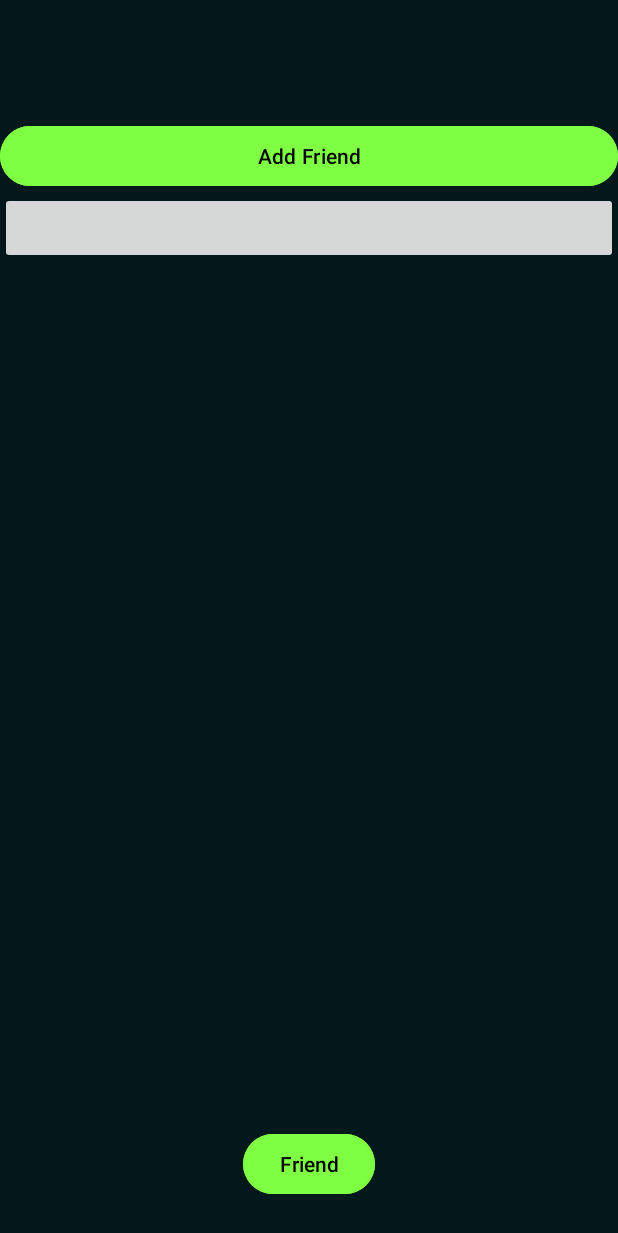
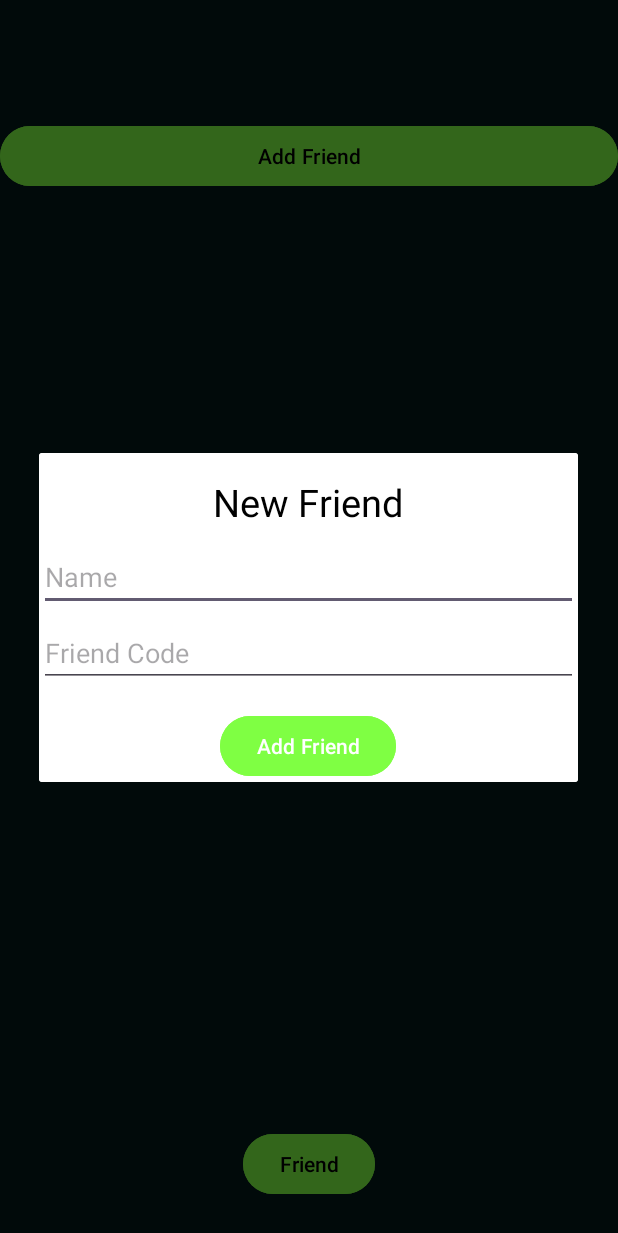
Before and after one commit to KamixGithub/FindMeApp, an Android app: the fragment FriendlistView placed in its activity, after a tap on "Add Friend", on a phone screen of 412 x 824 dp. Shown: the top 1233 px of the screen. Run offline under Robolectric (Android 15) with nearby library versions, the phone set to English and light mode, and no system bars; 3 statements that could not run were skipped.

Commit message:
YOU CAN ADD FRIENDS NOW LOL

```diff
--- a/app/src/main/java/com/example/findme/control/LocationController.java
+++ b/app/src/main/java/com/example/findme/control/LocationController.java
@@ -32,7 +32,7 @@ public class LocationController implements LocationListener {
             if (lastKnownLocation!= null) {
                 deviceModel.setLatitude(lastKnownLocation.getLatitude());
                 deviceModel.setLongitude(lastKnownLocation.getLongitude());
-                activity.compassView.updateCoordinatesDisplay(String.format("Latitude: %s° \nLongitude: %s°",deviceModel.getLatitude(),deviceModel.getLongitude()));
+                activity.getCompassView().updateCoordinatesDisplay(String.format("Latitude: %s° \nLongitude: %s°",deviceModel.getLatitude(),deviceModel.getLongitude()));
             }else{
                 //TODO
             }
@@ -44,7 +44,7 @@ public class LocationController implements LocationListener {
     public void onLocationChanged(@NonNull Location location) {
         deviceModel.setLatitude(location.getLatitude());
         deviceModel.setLongitude(location.getLongitude());
-        activity.compassView.updateCoordinatesDisplay(String.format("Latitude: %s° \nLongitude: %s°",deviceModel.getLatitude(),deviceModel.getLongitude()));
+        activity.getCompassView().updateCoordinatesDisplay(String.format("Latitude: %s° \nLongitude: %s°",deviceModel.getLatitude(),deviceModel.getLongitude()));
     }
 
     public double calculateBearing( double lat2, double lon2) {
--- a/app/src/main/java/com/example/findme/control/SensorController.java
+++ b/app/src/main/java/com/example/findme/control/SensorController.java
@@ -40,7 +40,7 @@ public class SensorController implements SensorEventListener {
             SensorManager.getRotationMatrixFromVector(deviceModel.getrMat(), event.values);
             deviceModel.setmAzimuth((float) Math.toDegrees(SensorManager.getOrientation(deviceModel.getrMat(), deviceModel.getOrientation())[0]));
         }
-        activity.compassView.updateArrowRotation(deviceModel.getmAzimuth());
+        activity.getCompassView().updateArrowRotation(deviceModel.getmAzimuth());
     }
 
     @Override
--- a/app/src/main/java/com/example/findme/model/UserModel.java
+++ b/app/src/main/java/com/example/findme/model/UserModel.java
@@ -4,9 +4,12 @@ public class UserModel {
     private String name;
     private int friendcode;
 
+    double[] location;
+
     public UserModel(String name, int friendcode) {
         this.name = name;
         this.friendcode = friendcode;
+        this.location = new double[]{0.0, 0.0};
     }
 
     public String getName() {
@@ -21,7 +24,7 @@ public class UserModel {
         return friendcode;
     }
 
-    public void setFriendcode(int friendcode) {
-        this.friendcode = friendcode;
+    public void setLocation(double[] location) {
+        this.location = location;
     }
 }
--- a/app/src/main/java/com/example/findme/view/CompassView.java
+++ b/app/src/main/java/com/example/findme/view/CompassView.java
@@ -16,6 +16,8 @@ import com.example.findme.R;
 import com.example.findme.control.LocationController;
 import com.example.findme.control.SensorController;
 
+import java.util.Objects;
+
 public class CompassView extends Fragment {
     private ImageView arrowIMG;
     private TextView coordsText;
@@ -23,9 +25,11 @@ public class CompassView extends Fragment {
     SensorController sensorController;
     LocationController locationController;
 
-    MainActivity mainActivity;
+    private double[] findMe_cords;
 
-    private final double[] FINDEME_COORDS = {52.417662, 13.413297};
+    public CompassView (){
+        findMe_cords = new double[]{0.0, 0.0};
+    }
 
     @Override
     public void onCreate(@Nullable Bundle savedInstanceState) {
@@ -43,8 +47,8 @@ public class CompassView extends Fragment {
 
         View view = inflater.inflate(R.layout.fragment_compass_view, container, false);
 
-        locationController = new LocationController((MainActivity) getActivity());
-        sensorController = new SensorController((MainActivity) getActivity());
+        locationController = new LocationController((MainActivity) requireActivity());
+        sensorController = new SensorController((MainActivity) requireActivity());
 
         arrowIMG = view.findViewById(R.id.arrowIMG);
         coordsText = view.findViewById(R.id.coordsText);
@@ -52,11 +56,14 @@ public class CompassView extends Fragment {
     }
 
     public void updateArrowRotation(double rotation){
-       if(arrowIMG != null) arrowIMG.setRotation((float) (locationController.calculateBearing(FINDEME_COORDS[0],FINDEME_COORDS[1]) - rotation));
+       if(arrowIMG != null) arrowIMG.setRotation((float) (locationController.calculateBearing(findMe_cords[0],findMe_cords[1]) - rotation));
     }
 
     public  void updateCoordinatesDisplay(String coords){
         if(coordsText != null) coordsText.setText(coords);
     }
 
+    public void setFindMe_cords(double[] findMe_cords) {
+        this.findMe_cords = findMe_cords;
+    }
 }
--- a/app/src/main/java/com/example/findme/view/FriendlistView.java
+++ b/app/src/main/java/com/example/findme/view/FriendlistView.java
@@ -1,30 +1,46 @@
 package com.example.findme.view;
 
+import android.annotation.SuppressLint;
+import android.app.AlertDialog;
+import android.graphics.Color;
 import android.os.Bundle;
 
+import androidx.core.content.ContextCompat;
+import androidx.core.view.KeyEventDispatcher;
 import androidx.fragment.app.Fragment;
 
 import android.view.LayoutInflater;
 import android.view.View;
 import android.view.ViewGroup;
 import android.widget.Button;
+import android.widget.EditText;
 import android.widget.LinearLayout;
+import android.widget.Space;
+import android.widget.Toast;
 
 import com.example.findme.R;
+import com.example.findme.control.StorageController;
+import com.example.findme.model.UserModel;
+
+import org.intellij.lang.annotations.Identifier;
+
+import java.util.ArrayList;
+import java.util.HashMap;
+import java.util.List;
+import java.util.Objects;
 
 public class FriendlistView extends Fragment {
 
 
     View view;
 
-    Button addButton;
+    Button showAddFriend;
+    LinearLayout list;
 
-    int count;
-
+    StorageController storageController;
 
 
     public FriendlistView() {
-        // Required empty public constructor
     }
 
     @Override
@@ -37,27 +53,92 @@ public class FriendlistView extends Fragment {
     public View onCreateView(LayoutInflater inflater, ViewGroup container,
                              Bundle savedInstanceState) {
         // Inflate the layout for this fragment
-        view =inflater.inflate(R.layout.fragment_friendlist_view, container, false);
-
-        addButton = view.findViewById(R.id.buttonAddFriend);
-        addButton.setOnClickListener(new View.OnClickListener() {
+        view = inflater.inflate(R.layout.fragment_friendlist_view, container, false);
+        list = view.findViewById(R.id.linearLayoutFriends);
+        showAddFriend = view.findViewById(R.id.buttonShowAddFriend);
+        showAddFriend.setOnClickListener(new View.OnClickListener() {
             @Override
             public void onClick(View v) {
-                buttonAdder();
+                AlertDialog.Builder mBuilder = new AlertDialog.Builder(getActivity());
+                View mView = getLayoutInflater().inflate(R.layout.dialog_addfriend, null);
+                EditText mName = mView.findViewById(R.id.etName);
+                EditText mFriendCode = mView.findViewById(R.id.etFriendCode);
+                Button mAddFriend = mView.findViewById(R.id.buttonAddFriend);
+
+                mBuilder.setView(mView);
+                AlertDialog dialog = mBuilder.create();
+
+                mAddFriend.setOnClickListener(new View.OnClickListener() {
+                    @Override
+                    public void onClick(View v) {
+
+                        if (!mName.getText().toString().isEmpty() && !mFriendCode.getText().toString().isEmpty()) {
+
+                            String name = mName.getText().toString();
+                            int friendCode = Integer.parseInt(mFriendCode.getText().toString());
+
+                            if (storageController.getUser(friendCode) == null) {
+                                storageController.addFriend(new UserModel(name, friendCode));
+                                RefreshList();
+                                Toast.makeText(getActivity(), "Friend Added", Toast.LENGTH_SHORT).show();
+                                dialog.dismiss();
+                            } else {
+                                Toast.makeText(getActivity(), "Friend with this Code already exists", Toast.LENGTH_SHORT).show();
+                            }
+
+                        } else {
+                            Toast.makeText(getActivity(), "Please fill any empty fields", Toast.LENGTH_SHORT).show();
+                        }
+
+                    }
+                });
+
+                dialog.show();
+
             }
         });
 
-
+        RefreshList();
         return view;
     }
 
-    private void buttonAdder() {
-        Button btn = new Button(view.getContext());
-        btn.setId(Integer.parseInt(String.valueOf(count)));
-        count++;
-        LinearLayout layout = view.findViewById(R.id.linearLayoutFriends);
-        layout.addView(btn);
+
+    private void RefreshList() {
+        HashMap<Integer, UserModel> userList = storageController.getUserList();
+
+        for (UserModel value : userList.values()) {
+            if (!btnExit(value.getFriendcode())) {
+                Button btn = new Button(view.getContext());
+                btn.setText(value.getName());
+                btn.setId(value.getFriendcode());
+                btn.setBackgroundColor(Color.DKGRAY);
+                LinearLayout.LayoutParams params = new LinearLayout.LayoutParams(
+                        ViewGroup.LayoutParams.MATCH_PARENT,
+                        ViewGroup.LayoutParams.WRAP_CONTENT
+                );
+                params.setMargins(0, 0, 0, 0);
+
+                btn.setOnClickListener(new View.OnClickListener() {
+                    @Override
+                    public void onClick(View v) {
+
+                    }
+                });
+
+                list.addView(btn);
+            }
+        }
+
     }
 
+    private boolean btnExit(int id) {
+        for (int i = 1; i < list.getChildCount(); i++) {
+            if (id == list.getChildAt(i).getId()) return true;
+        }
+        return false;
+    }
 
+    public void setStorageController(StorageController storageController) {
+        this.storageController = storageController;
+    }
 }
--- a/app/src/main/java/com/example/findme/view/MainActivity.java
+++ b/app/src/main/java/com/example/findme/view/MainActivity.java
@@ -19,14 +19,21 @@ import android.widget.TextView;
 import com.example.findme.control.LocationController;
 import com.example.findme.R;
 import com.example.findme.control.SensorController;
+import com.example.findme.control.StorageController;
+import com.example.findme.model.LocationModel;
+import com.example.findme.model.UserModel;
 
 
 public class MainActivity extends AppCompatActivity{
 
 
-     public FriendlistView friendlistView;
-    public CompassView compassView;
+     private FriendlistView friendlistView;
+    private CompassView compassView;
+
+    private StorageController storageController;
     FragmentManager fragmentManager;
+
+    LocationModel focusLocation;
 
     boolean compassviewActive = true;
 
@@ -40,6 +47,9 @@ public class MainActivity extends AppCompatActivity{
 
         compassView = new CompassView();
         friendlistView = new FriendlistView();
+        storageController = new StorageController();
+
+        friendlistView.setStorageController(storageController);
 
         navButton = findViewById(R.id.buttonFriend);
 
@@ -84,5 +94,11 @@ public class MainActivity extends AppCompatActivity{
 
     }
 
+    public CompassView getCompassView() {
+        return compassView;
+    }
 
+    public StorageController getStorageController (){
+        return storageController;
+    }
 }
--- /dev/null
+++ b/app/src/main/res/layout/dialog_addfriend.xml
@@ -0,0 +1,52 @@
+<?xml version="1.0" encoding="utf-8"?>
+<LinearLayout xmlns:android="http://schemas.android.com/apk/res/android"
+    android:layout_width="match_parent"
+    android:layout_height="match_parent"
+    android:orientation="vertical"
+    android:background="@color/white">
+
+
+    <TextView
+        android:id="@+id/NewFriend"
+        android:layout_width="wrap_content"
+        android:layout_height="wrap_content"
+        android:layout_gravity="center"
+        android:text="@string/new_friend"
+        android:textSize="25sp"
+        android:layout_marginTop="15dp"
+        android:textColor="@color/black"/>
+
+    <EditText
+        android:id="@+id/etName"
+        android:layout_width="match_parent"
+        android:layout_height="wrap_content"
+        android:ems="10"
+        android:layout_marginTop="10dp"
+        android:hint="@string/name"
+        android:autofillHints=""
+        android:inputType="textPersonName"/>
+
+    <EditText
+        android:id="@+id/etFriendCode"
+        android:layout_width="match_parent"
+        android:layout_height="wrap_content"
+        android:ems="10"
+        android:layout_marginTop="5dp"
+        android:hint="@string/friend_code"
+        android:autofillHints=""
+        android:inputType="number"/>
+
+    <Button
+        android:id="@+id/buttonAddFriend"
+        android:layout_width="wrap_content"
+        android:layout_height="wrap_content"
+        android:layout_gravity="center"
+        android:backgroundTint="@color/lightgreen"
+        android:layout_marginTop="15dp"
+        android:text="@string/AddFriend"/>
+
+
+
+
+
+</LinearLayout>
--- a/app/src/main/res/layout/fragment_friendlist_view.xml
+++ b/app/src/main/res/layout/fragment_friendlist_view.xml
@@ -10,8 +10,8 @@
 
     <ScrollView
         android:id="@+id/scrollViewFriends"
-        android:layout_width="0dp"
-        android:layout_height="0dp"
+        android:layout_width="match_parent"
+        android:layout_height="match_parent"
         android:layout_marginTop="80dp"
         android:layout_marginBottom="100dp"
         android:background="@color/darkgreen"
@@ -24,17 +24,19 @@
         <LinearLayout
             android:id="@+id/linearLayoutFriends"
             android:layout_width="match_parent"
-            android:layout_height="match_parent"
-            android:orientation="vertical">
+            android:layout_height="wrap_content"
+            android:orientation="vertical"
+            android:paddingBottom="20dp">
 
             <Button
-                android:id="@+id/buttonAddFriend"
+                android:id="@+id/buttonShowAddFriend"
 
                 android:layout_width="match_parent"
                 android:layout_height="wrap_content"
                 android:backgroundTint="@color/lightgreen"
                 android:text="@string/AddFriend"
                 android:textColor="@color/black" />
+
         </LinearLayout>
     </ScrollView>
 
--- a/app/src/main/res/values/strings.xml
+++ b/app/src/main/res/values/strings.xml
@@ -8,4 +8,8 @@
     <string name="hello_blank_fragment">Hello blank fragment</string>
     <string name="Compass">Compass</string>
     <string name="AddFriend">Add Friend</string>
+    <string name="friend">Friend</string>
+    <string name="name">Name</string>
+    <string name="friend_code">Friend Code</string>
+    <string name="new_friend">New Friend</string>
 </resources>
```
Also changed, not shown: app/src/main/java/com/example/findme/control/StorageController.java (+10 -4 lines).
